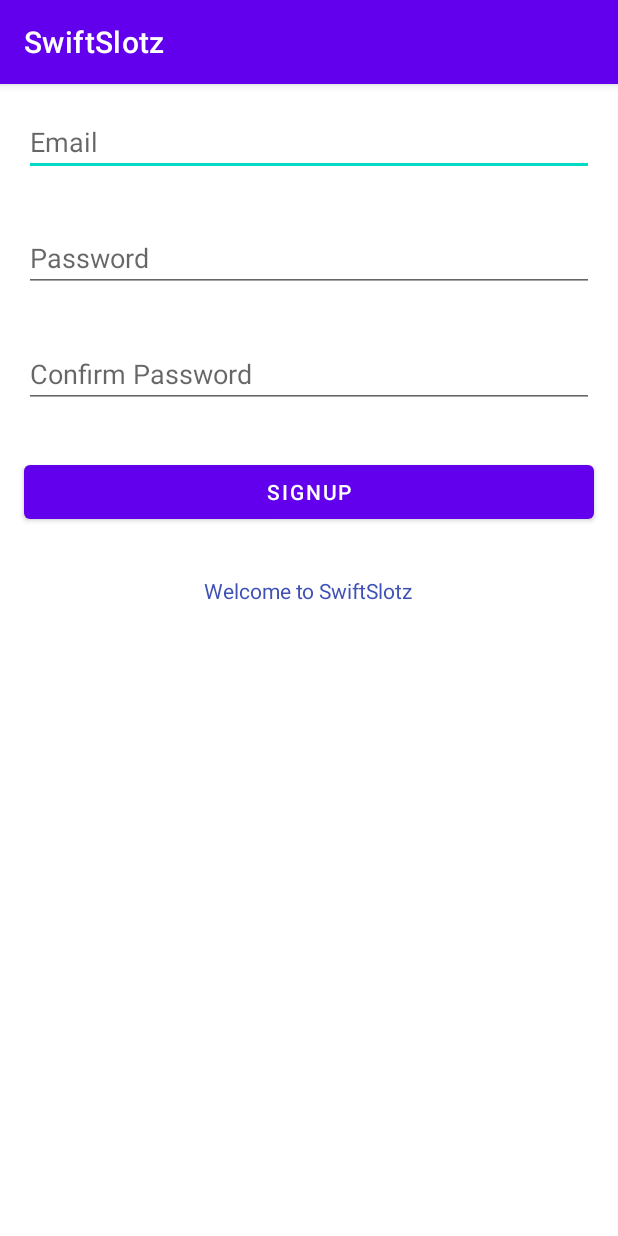
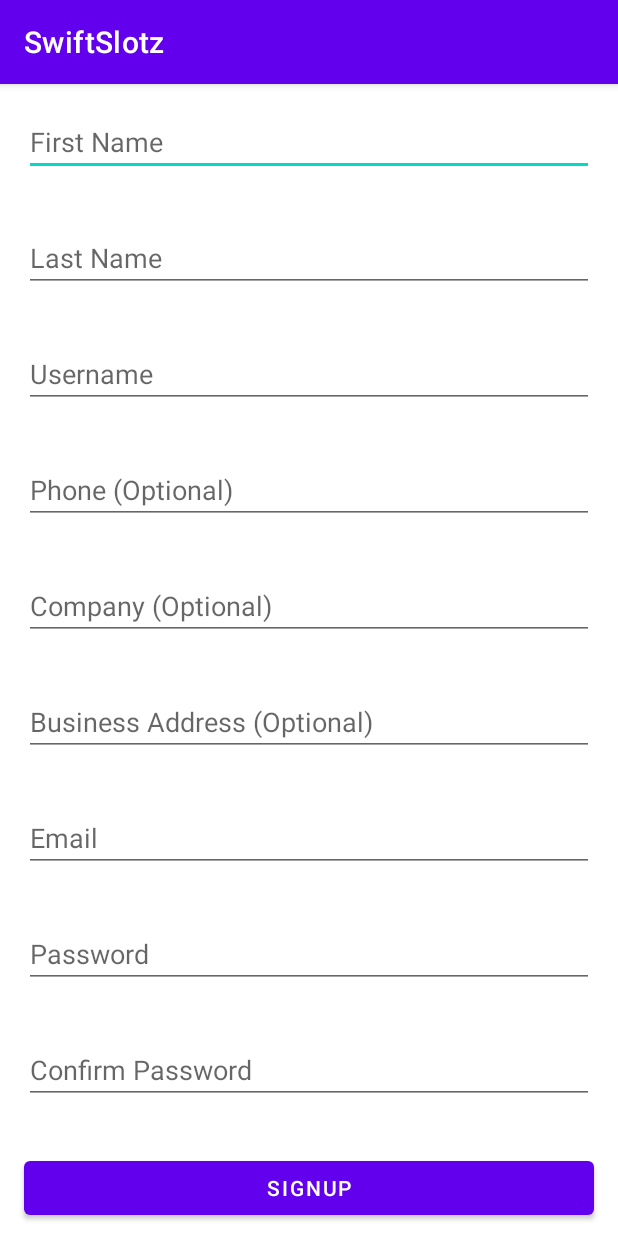
Before and after one commit to NeonAurora/SwiftSlotz, an Android app: the SignUpActivity screen opened directly, with no data from a screen before it, after a tap on "SIGNUP", on a phone screen of 412 x 824 dp. Run offline under Robolectric (Android 15) with nearby library versions, the phone set to English and light mode, and no system bars; our stand-ins replace Firebase (no records; nobody signed in at launch, a user with empty details on screens opened directly).

Commit message:
Create User introduced resolve #22

```diff
--- a/app/src/main/java/com/example/swiftslotz/SignUpActivity.java
+++ b/app/src/main/java/com/example/swiftslotz/SignUpActivity.java
@@ -11,14 +11,15 @@
 
 import com.google.firebase.auth.FirebaseAuth;
 import com.google.firebase.auth.FirebaseUser;
+import com.google.firebase.database.DatabaseReference;
+import com.google.firebase.database.FirebaseDatabase;
 
 public class SignUpActivity extends AppCompatActivity {
 
-    private EditText emailEditText;
-    private EditText passwordEditText;
-    private EditText confirmPasswordEditText;
+    private EditText firstNameEditText, lastNameEditText, usernameEditText, emailEditText, phoneEditText, companyEditText, addressEditText, passwordEditText, confirmPasswordEditText;
     private Button signUpButton;
     private FirebaseAuth mAuth;
+    private DatabaseReference mDatabase;
 
     @Override
     protected void onCreate(Bundle savedInstanceState) {
@@ -26,8 +27,15 @@
         setContentView(R.layout.activity_sign_up);
 
         mAuth = FirebaseAuth.getInstance();
+        mDatabase = FirebaseDatabase.getInstance(BuildConfig.FIREBASE_DATABASE_URL).getReference();
 
+        firstNameEditText = findViewById(R.id.firstNameEditText);
+        lastNameEditText = findViewById(R.id.lastNameEditText);
+        usernameEditText = findViewById(R.id.usernameEditText);
         emailEditText = findViewById(R.id.emailEditText);
+        phoneEditText = findViewById(R.id.phoneEditText);
+        companyEditText = findViewById(R.id.companyEditText);
+        addressEditText = findViewById(R.id.addressEditText);
         passwordEditText = findViewById(R.id.passwordEditText);
         confirmPasswordEditText = findViewById(R.id.confirmPasswordEditText);
         signUpButton = findViewById(R.id.signUpButton);
@@ -41,17 +49,18 @@
     }
 
     private void userSignUp() {
-        String email = emailEditText.getText().toString().trim();
-        String password = passwordEditText.getText().toString().trim();
+        final String firstName = firstNameEditText.getText().toString().trim();
+        final String lastName = lastNameEditText.getText().toString().trim();
+        final String username = usernameEditText.getText().toString().trim();
+        final String email = emailEditText.getText().toString().trim();
+        final String phone = phoneEditText.getText().toString().trim();
+        final String company = companyEditText.getText().toString().trim();
+        final String address = addressEditText.getText().toString().trim();
+        final String password = passwordEditText.getText().toString().trim();
         String confirmPassword = confirmPasswordEditText.getText().toString().trim();
 
-        if(TextUtils.isEmpty(email)){
-            Toast.makeText(getApplicationContext(),"Enter email address!",Toast.LENGTH_SHORT).show();
-            return;
-        }
-
-        if(TextUtils.isEmpty(password)){
-            Toast.makeText(getApplicationContext(),"Enter password!",Toast.LENGTH_SHORT).show();
+        if(TextUtils.isEmpty(firstName) || TextUtils.isEmpty(lastName) || TextUtils.isEmpty(username) || TextUtils.isEmpty(email) || TextUtils.isEmpty(password)){
+            Toast.makeText(getApplicationContext(),"Please fill in all the required fields!",Toast.LENGTH_SHORT).show();
             return;
         }
 
@@ -73,6 +82,8 @@
                     } else {
                         FirebaseUser user = mAuth.getCurrentUser();
                         if(user != null){
+                            User userObj = new User(firstName, lastName, username, email, phone, company, address);
+                            mDatabase.child("users").child(user.getUid()).setValue(userObj);
                             Toast.makeText(SignUpActivity.this,"Created Account with UID: "+ user.getUid(),Toast.LENGTH_SHORT).show();
                             finish();
                         }
--- a/app/src/main/res/layout/activity_sign_up.xml
+++ b/app/src/main/res/layout/activity_sign_up.xml
@@ -1,10 +1,68 @@
 <?xml version="1.0" encoding="utf-8"?>
-<RelativeLayout
+<ScrollView
     xmlns:android="http://schemas.android.com/apk/res/android"
     xmlns:tools="http://schemas.android.com/tools"
     android:layout_width="match_parent"
     android:layout_height="match_parent"
-    tools:context=".LoginActivity">
+    tools:context=".SignUpActivity">
+
+    <RelativeLayout
+        android:layout_width="match_parent"
+        android:layout_height="wrap_content">
+
+        <EditText
+            android:id="@+id/firstNameEditText"
+            android:layout_width="match_parent"
+            android:layout_height="wrap_content"
+            android:layout_marginStart="16dp"
+            android:layout_marginTop="16dp"
+            android:layout_marginEnd="16dp"
+            android:layout_marginBottom="16dp"
+            android:hint="First Name" />
+
+        <EditText
+            android:id="@+id/lastNameEditText"
+            android:layout_width="match_parent"
+            android:layout_height="wrap_content"
+            android:layout_below="@id/firstNameEditText"
+            android:layout_marginStart="16dp"
+            android:layout_marginTop="16dp"
+            android:layout_marginEnd="16dp"
+            android:layout_marginBottom="16dp"
+            android:hint="Last Name" />
+
+        <EditText
+            android:id="@+id/usernameEditText"
+            android:layout_width="match_parent"
+            android:layout_height="wrap_content"
+            android:hint="Username"
+            android:layout_below="@id/lastNameEditText"
+            android:layout_margin="16dp"/>
+
+        <EditText
+            android:id="@+id/phoneEditText"
+            android:layout_width="match_parent"
+            android:layout_height="wrap_content"
+            android:inputType="phone"
+            android:hint="Phone (Optional)"
+            android:layout_below="@id/usernameEditText"
+            android:layout_margin="16dp"/>
+
+        <EditText
+            android:id="@+id/companyEditText"
+            android:layout_width="match_parent"
+            android:layout_height="wrap_content"
+            android:hint="Company (Optional)"
+            android:layout_below="@id/phoneEditText"
+            android:layout_margin="16dp"/>
+
+        <EditText
+            android:id="@+id/addressEditText"
+            android:layout_width="match_parent"
+            android:layout_height="wrap_content"
+            android:hint="Business Address (Optional)"
+            android:layout_below="@id/companyEditText"
+            android:layout_margin="16dp"/>
 
         <EditText
             android:id="@+id/emailEditText"
@@ -12,6 +70,7 @@
             android:layout_height="wrap_content"
             android:hint="Email"
             android:inputType="textEmailAddress"
+            android:layout_below="@id/addressEditText"
             android:layout_margin="16dp" />
 
         <EditText
@@ -51,3 +110,4 @@
             android:layout_marginTop="16dp" />
 
     </RelativeLayout>
+</ScrollView>
```
Also changed, not shown: app/src/main/java/com/example/swiftslotz/User.java (added, +54 -0 lines). Lines whose indentation alone changed are shown as unchanged.
